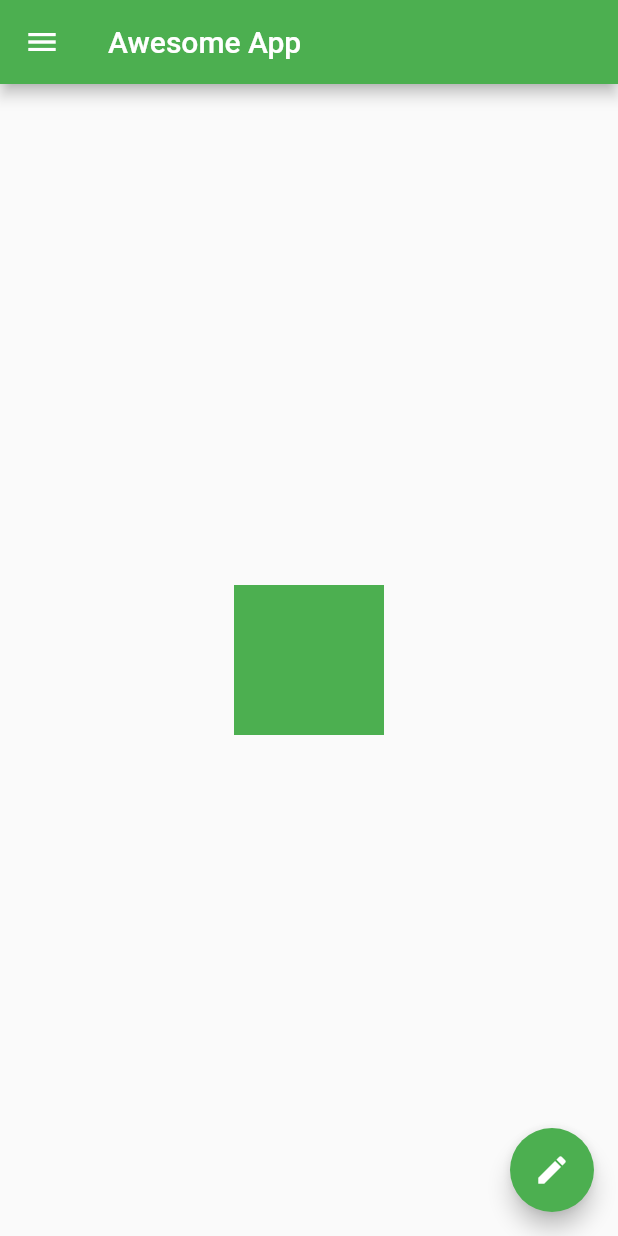
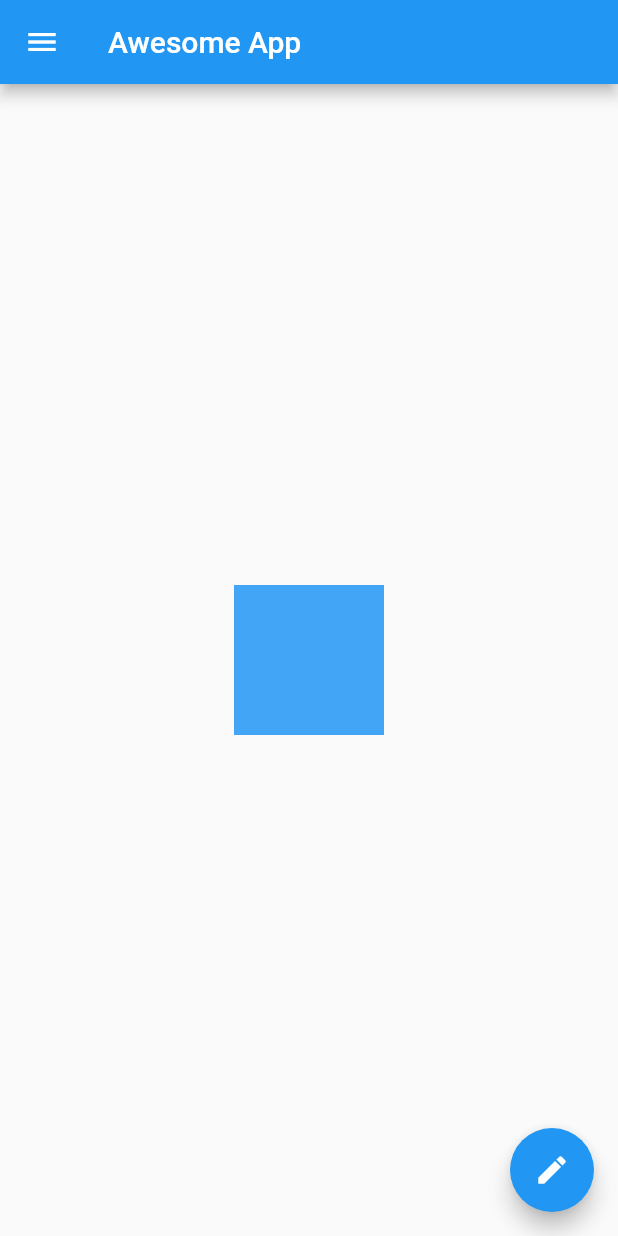
Before and after one commit to zubairbhuian/flutter-app, a Flutter app: the screen it shows after launch, in the side drawer, after a tap on the "edit" icon, on a phone screen of 412 x 824 dp. Run offline on Flutter 3.47's test engine with Material 2 defaults, Android fonts, the phone set to English and light mode, and no system bars; network calls fail.

Commit message:
flutter11.2

```diff
--- a/lib/main.dart
+++ b/lib/main.dart
@@ -4,7 +4,7 @@ void main() {
   runApp(MaterialApp(
     debugShowCheckedModeBanner: false,
     home: const HomePage(),
-    theme: ThemeData(primarySwatch: Colors.green),
+    theme: ThemeData(primarySwatch: Colors.blue),
   ));
 }
 
@@ -32,18 +32,21 @@ class HomePage extends StatelessWidget {
                 leading: Icon(Icons.person),
                 title: Text('Bhuian'),
                 subtitle: Text('Developer'),
-                trailing: Icon(Icons.edit)),
+                trailing: Icon(Icons.edit),
+                onTap: () {}),
             ListTile(
                 leading: Icon(Icons.email),
                 title: Text('E-mail'),
                 subtitle: Text('bhuian@gmail.com'),
-                trailing: Icon(Icons.edit)),
+                trailing: Icon(Icons.edit),
+                onTap: () {},
+                ),
           ],
         ),
       ),
       body: Center(
         child: Container(
-          color: Colors.green,
+          color: Colors.blue[400],
           height: 100,
           width: 100,
         ),
```
Also changed, not shown: images/Screenshot_1.png (deleted), images/demo.png.
